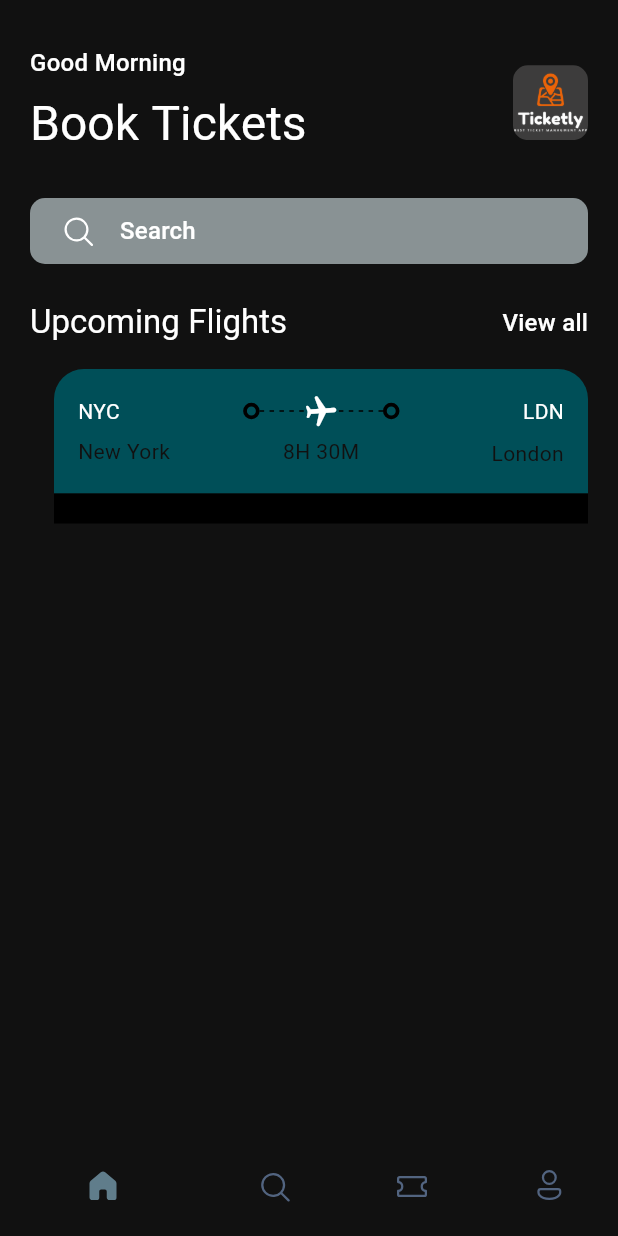
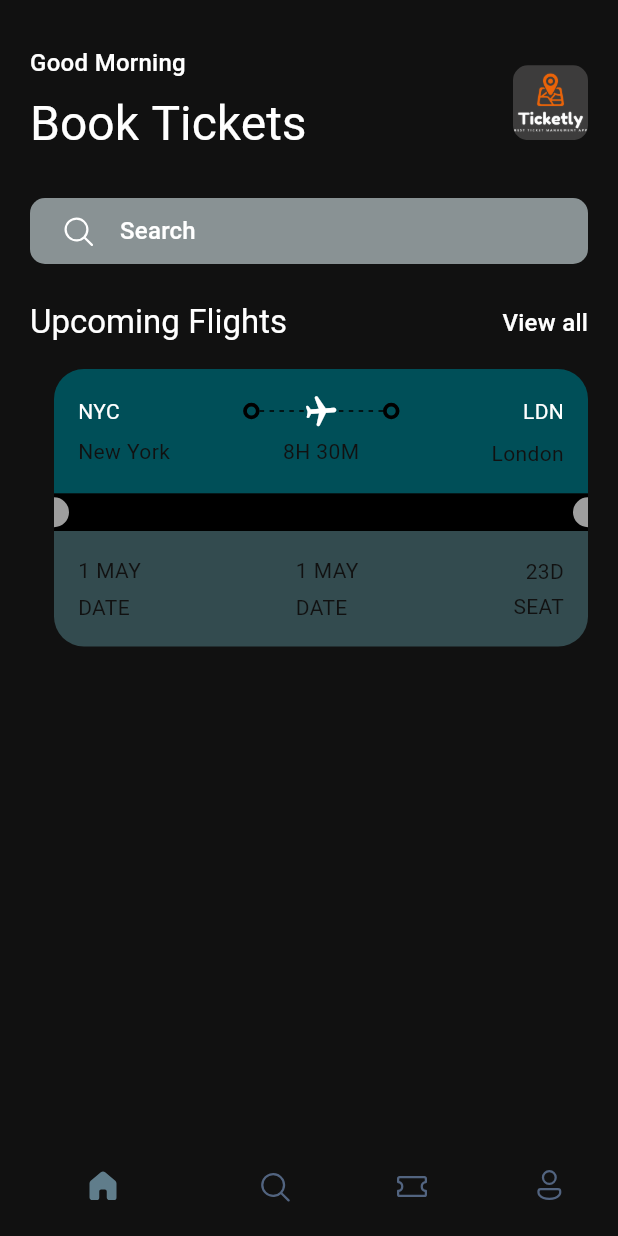
Before and after one commit to BD911-Coder/tickets_booking_app, a Flutter app: the screen it shows after launch, on a phone screen of 412 x 824 dp. Run offline on Flutter 3.47's test engine with Material 2 defaults, Android fonts, the phone set to English and light mode, and no system bars; drawn by our look-alikes of dynamic_color; our stand-ins replace flex_color_scheme, fluentui_icons, gap, google_fonts.

Commit message:
Some minor update

```diff
--- a/lib/screens/ticket_view_widget.dart
+++ b/lib/screens/ticket_view_widget.dart
@@ -42,8 +42,6 @@ class TicketViewWidget extends StatelessWidget {
                               child: LayoutBuilder(
                                 builder: (BuildContext context,
                                     BoxConstraints constraints) {
-                                  print(
-                                      'The width is ${(constraints.constrainWidth() / 6).floor()}');
                                   return Flex(
                                     direction: Axis.horizontal,
                                     mainAxisAlignment:
@@ -88,7 +86,7 @@ class TicketViewWidget extends StatelessWidget {
                       )
                     ],
                   ),
-                  Gap(5),
+                  const Gap(5),
                   Row(
                     mainAxisAlignment: MainAxisAlignment.spaceBetween,
                     children: [
@@ -119,18 +117,118 @@ class TicketViewWidget extends StatelessWidget {
             Container(
               color: Theme.of(context).primaryColorDark,
               child: Row(
-                children: const [
+                children: [
                   SizedBox(
                     height: 20,
                     width: 10,
                     child: DecoratedBox(
                       decoration: BoxDecoration(
-                        borderRadius: BorderRadius.only(
+                        color: Theme.of(context).primaryColorLight,
+                        borderRadius: const BorderRadius.only(
                           topRight: Radius.circular(10),
                           bottomRight: Radius.circular(10),
                         ),
                       ),
                     ),
+                  ),
+                  Expanded(
+                      child: Padding(
+                    padding: const EdgeInsets.all(12),
+                    child: LayoutBuilder(
+                      builder: (context, constraints) {
+                        return Flex(
+                          mainAxisAlignment: MainAxisAlignment.spaceBetween,
+                          mainAxisSize: MainAxisSize.max,
+                          direction: Axis.horizontal,
+                          children: List.generate(
+                            (constraints.constrainWidth() / 15).floor(),
+                            (index) => SizedBox(
+                              width: 5,
+                              height: 1,
+                              child: DecoratedBox(
+                                decoration: BoxDecoration(
+                                    color: Theme.of(context)
+                                        .colorScheme
+                                        .onPrimary),
+                              ),
+                            ),
+                          ),
+                        );
+                      },
+                    ),
+                  )),
+                  SizedBox(
+                    height: 20,
+                    width: 10,
+                    child: DecoratedBox(
+                      decoration: BoxDecoration(
+                        color: Theme.of(context).primaryColorLight,
+                        borderRadius: const BorderRadius.only(
+                          topLeft: Radius.circular(10),
+                          bottomLeft: Radius.circular(10),
+                        ),
+                      ),
+                    ),
+                  ),
+                ],
+              ),
+            ),
+            Container(
+              decoration: BoxDecoration(
+                borderRadius: const BorderRadius.only(
+                    bottomLeft: Radius.circular(20.0),
+                    bottomRight: Radius.circular(20.0)),
+                color: Theme.of(context).colorScheme.secondaryContainer,
+              ),
+              padding: const EdgeInsets.all(16),
+              child: Column(
+                children: [
+                  Row(
+                    mainAxisAlignment: MainAxisAlignment.spaceBetween,
+                    children: [
+                      Column(
+                        crossAxisAlignment: CrossAxisAlignment.start,
+                        children: [
+                          Text(
+                            '1 MAY',
+                            style: Theme.of(context).primaryTextTheme.bodyText2,
+                          ),
+                          const Gap(3),
+                          Text(
+                            'DATE',
+                            style: Theme.of(context).primaryTextTheme.bodyText2,
+                          )
+                        ],
+                      ),
+                      Column(
+                        crossAxisAlignment: CrossAxisAlignment.start,
+                        children: [
+                          Text(
+                            '1 MAY',
+                            style: Theme.of(context).primaryTextTheme.bodyText2,
+                          ),
+                          const Gap(3),
+                          Text(
+                            'DATE',
+                            style: Theme.of(context).primaryTextTheme.bodyText2,
+                          )
+                        ],
+                      ),
+                      Column(
+                        crossAxisAlignment: CrossAxisAlignment.end,
+                        children: [
+                          Text(
+                            '23D',
+                            style: Theme.of(context).primaryTextTheme.bodyText2,
+                          ),
+                          const Gap(3),
+                          Text(
+                            'SEAT',
+                            style: Theme.of(context).primaryTextTheme.bodyText2,
+                          )
+                        ],
+                      ),
+                    ],
                   )
                 ],
               ),
```
Also changed, not shown: 2 other files.
